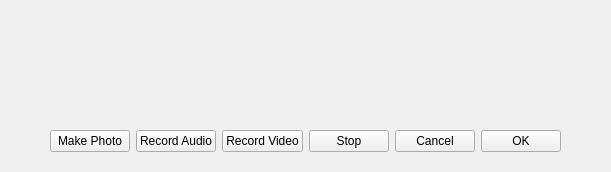
Above: ui/recorder.ui from tdauth/gustavsfairyland before the change. Below: the same form after it.
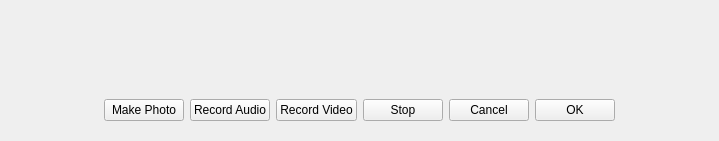
That is the form after the change. Icons and pictures are not drawn.

Commit message: Fixed tabstop order and use Oxygen icons

What changed in the file:
```diff
--- a/ui/recorder.ui
+++ b/ui/recorder.ui
@@ -9,8 +9,8 @@
    <rect>
     <x>0</x>
     <y>0</y>
-    <width>611</width>
-    <height>172</height>
+    <width>719</width>
+    <height>141</height>
    </rect>
   </property>
   <property name="windowTitle">
@@ -56,6 +56,17 @@
           <property name="text">
            <string>Make Photo</string>
           </property>
+          <property name="icon">
+           <iconset>
+            <normalon>:/themes/oxygen/128x128/devices/camera-photo.png</normalon>
+           </iconset>
+          </property>
+          <property name="iconSize">
+           <size>
+            <width>32</width>
+            <height>32</height>
+           </size>
+          </property>
          </widget>
         </item>
         <item>
@@ -63,6 +74,16 @@
           <property name="text">
            <string>Record Audio</string>
           </property>
+          <property name="icon">
+           <iconset resource="../oxygen-icons-png-master/oxygen.qrc">
+            <normaloff>:/themes/oxygen/128x128/devices/audio-input-microphone.png</normaloff>:/themes/oxygen/128x128/devices/audio-input-microphone.png</iconset>
+          </property>
+          <property name="iconSize">
+           <size>
+            <width>32</width>
+            <height>32</height>
+           </size>
+          </property>
          </widget>
         </item>
         <item>
@@ -70,6 +91,17 @@
           <property name="text">
            <string>Record Video</string>
           </property>
+          <property name="icon">
+           <iconset>
+            <normalon>:/themes/oxygen/128x128/devices/camera-web.png</normalon>
+           </iconset>
+          </property>
+          <property name="iconSize">
+           <size>
+            <width>32</width>
+            <height>32</height>
+           </size>
+          </property>
          </widget>
         </item>
         <item>
```
Left out of the diff: 4 changed lines with no effect on the pictures. The commit also changes 1 other file.
